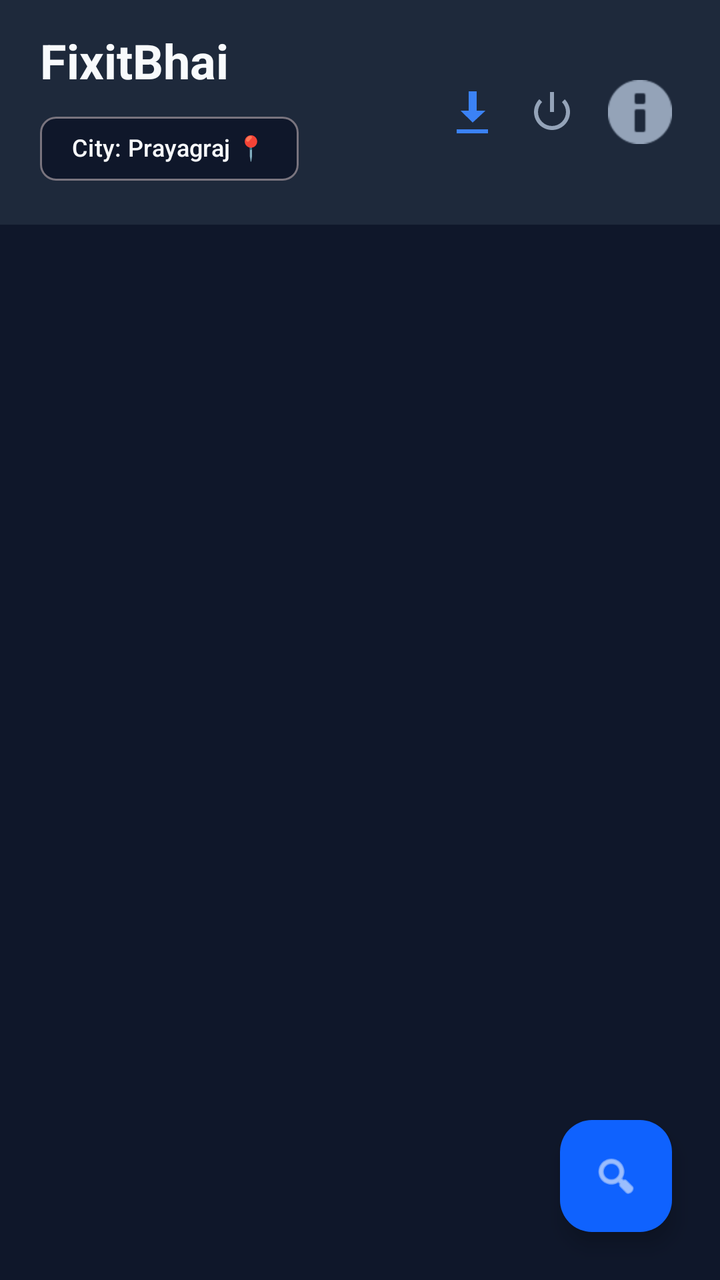
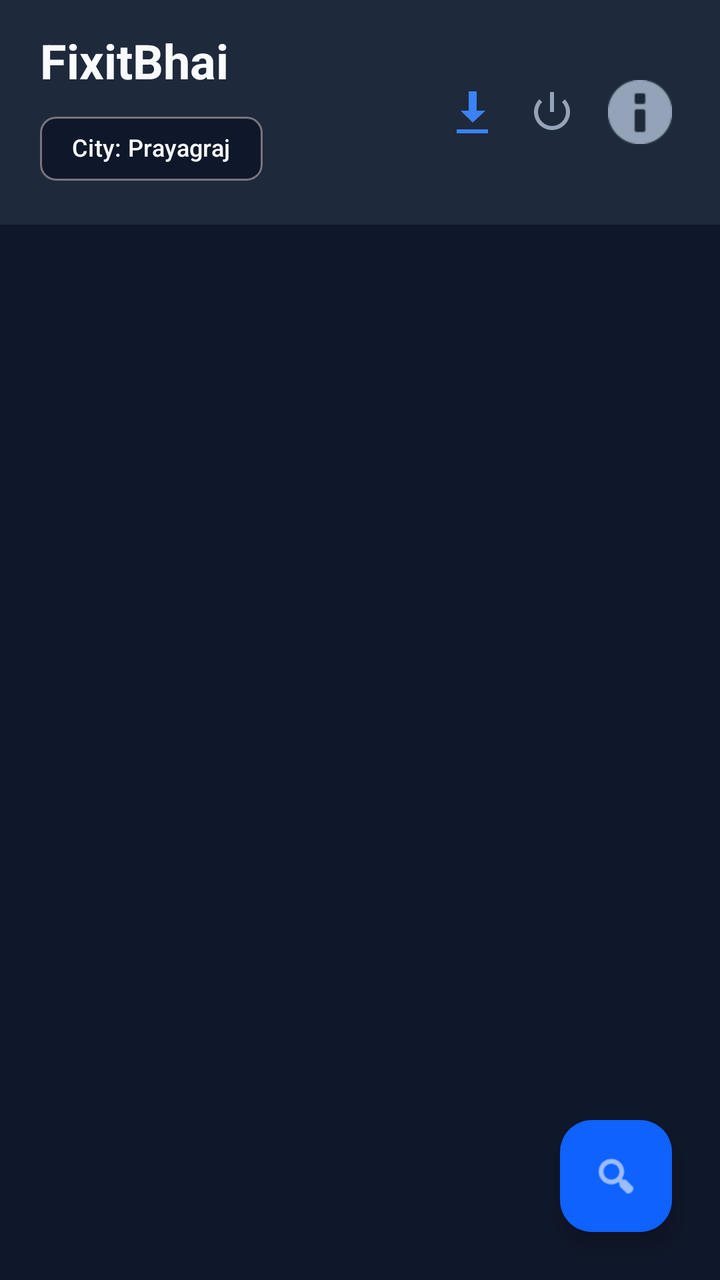

Two renders of the same Android screen: before a commit and after it. Below are the layout's source before the change and the commit's diff.
<!-- AndroidManifest.xml: application theme Theme.FixitBhai -->
<!-- res/layout/activity_main.xml -->
<?xml version="1.0" encoding="utf-8"?>
<androidx.coordinatorlayout.widget.CoordinatorLayout xmlns:android="http://schemas.android.com/apk/res/android"
    xmlns:app="http://schemas.android.com/apk/res-auto"
    xmlns:tools="http://schemas.android.com/tools"
    android:layout_width="match_parent"
    android:layout_height="match_parent"
    android:background="@color/bg_dark"
    tools:context=".MainActivity">

    
    <com.google.android.material.appbar.AppBarLayout
        android:layout_width="match_parent"
        android:layout_height="wrap_content"
        android:background="@color/surface_dark"
        app:elevation="0dp">

        <RelativeLayout
            android:layout_width="match_parent"
            android:layout_height="wrap_content"
            android:paddingHorizontal="20dp"
            android:paddingVertical="14dp">

            <LinearLayout
                android:layout_width="wrap_content"
                android:layout_height="wrap_content"
                android:layout_alignParentStart="true"
                android:layout_centerVertical="true"
                android:orientation="vertical">

                <TextView
                    android:id="@+id/tvAppTitle"
                    android:layout_width="wrap_content"
                    android:layout_height="wrap_content"
                    android:text="FixitBhai"
                    android:textColor="@color/text_primary"
                    android:textSize="24sp"
                    android:textStyle="bold" />

                
                <com.google.android.material.chip.Chip
                    android:id="@+id/chipCitySelect"
                    android:layout_width="wrap_content"
                    android:layout_height="wrap_content"
                    android:layout_marginTop="4dp"
                    android:text="City: Prayagraj 📍"
                    android:textColor="@color/text_primary"
                    android:textSize="12sp"
                    app:chipBackgroundColor="@color/bg_dark"
                    app:chipIconTint="@color/accent_blue"
                    app:chipMinHeight="32dp"
                    app:strokeColor="@color/accent_blue"
                    app:strokeWidth="1dp" />

            </LinearLayout>

            
            <LinearLayout
                android:layout_width="wrap_content"
                android:layout_height="wrap_content"
                android:layout_alignParentEnd="true"
                android:layout_centerVertical="true"
                android:gravity="center_vertical"
                android:orientation="horizontal">

                
                <ImageButton
                    android:id="@+id/btnCloudSync"
                    android:layout_width="40dp"
                    android:layout_height="40dp"
                    android:background="?attr/selectableItemBackgroundBorderless"
                    android:contentDescription="Cloud Import"
                    android:padding="8dp"
                    android:src="@android:drawable/stat_sys_download_done"
                    app:tint="@color/accent_blue" />

                
                <ImageButton
                    android:id="@+id/btnLogout"
                    android:layout_width="40dp"
                    android:layout_height="40dp"
                    android:layout_marginEnd="4dp"
                    android:background="?attr/selectableItemBackgroundBorderless"
                    android:contentDescription="Logout"
                    android:padding="8dp"
                    android:src="@android:drawable/ic_lock_power_off"
                    app:tint="@color/text_secondary" />

                
                <ImageButton
                    android:id="@+id/btnAbout"
                    android:layout_width="40dp"
                    android:layout_height="40dp"
                    android:background="?attr/selectableItemBackgroundBorderless"
                    android:contentDescription="About Info"
                    android:padding="8dp"
                    android:src="@android:drawable/ic_dialog_info"
                    app:tint="@color/text_secondary" />

            </LinearLayout>

        </RelativeLayout>
    </com.google.android.material.appbar.AppBarLayout>

    <androidx.core.widget.NestedScrollView
        android:layout_width="match_parent"
        android:layout_height="match_parent"
        app:layout_behavior="@string/appbar_scrolling_view_behavior">

        <LinearLayout
            android:layout_width="match_parent"
            android:layout_height="wrap_content"
            android:orientation="vertical"
            android:paddingVertical="12dp">

            
            <HorizontalScrollView
                android:layout_width="match_parent"
                android:layout_height="wrap_content"
                android:paddingHorizontal="12dp"
                android:scrollbars="none">

                <com.google.android.material.chip.ChipGroup
                    android:id="@+id/chipGroupCategories"
                    android:layout_width="wrap_content"
                    android:layout_height="wrap_content"
                    app:singleLine="true"
                    app:singleSelection="true" />
            </HorizontalScrollView>

            <FrameLayout
                android:layout_width="match_parent"
                android:layout_height="wrap_content"
                android:layout_marginTop="8dp">

                <androidx.recyclerview.widget.RecyclerView
                    android:id="@+id/recyclerViewContacts"
                    android:layout_width="match_parent"
                    android:layout_height="wrap_content"
                    android:nestedScrollingEnabled="false" />

                <ProgressBar
                    android:id="@+id/progressBar"
                    android:layout_width="wrap_content"
                    android:layout_height="wrap_content"
                    android:layout_gravity="center"
                    android:layout_marginTop="32dp"
                    android:visibility="gone" />

                <LinearLayout
                    android:id="@+id/emptyStateLayout"
                    android:layout_width="match_parent"
                    android:layout_height="wrap_content"
                    android:gravity="center"
                    android:orientation="vertical"
                    android:paddingVertical="64dp"
                    android:visibility="gone">

                    <TextView
                        android:layout_width="wrap_content"
                        android:layout_height="wrap_content"
                        android:text="No Contacts Found 🔍"
                        android:textColor="@color/text_primary"
                        android:textSize="18sp"
                        android:textStyle="bold" />

                    <TextView
                        android:layout_width="wrap_content"
                        android:layout_height="wrap_content"
                        android:layout_marginTop="6dp"
                        android:text="Tap the cloud icon above or search to scan contacts."
                        android:textColor="@color/text_secondary"
                        android:textSize="14sp" />
                </LinearLayout>
            </FrameLayout>

        </LinearLayout>
    </androidx.core.widget.NestedScrollView>

    <com.google.android.material.floatingactionbutton.FloatingActionButton
        android:id="@+id/btnSearch"
        android:layout_width="wrap_content"
        android:layout_height="wrap_content"
        android:layout_gravity="bottom|end"
        android:layout_margin="24dp"
        android:contentDescription="Search &amp; Sync"
        android:src="@android:drawable/ic_menu_search"
        app:backgroundTint="@color/primary_blue"
        app:tint="@color/text_primary" />

</androidx.coordinatorlayout.widget.CoordinatorLayout>
<!-- resources referenced by this layout -->
<resources>
  <color name="accent_blue">#3B82F6</color>
  <color name="bg_dark">#0F172A</color>
  <color name="primary_blue">#0F62FE</color>
  <color name="surface_dark">#1E293B</color>
  <color name="text_primary">#F8FAFC</color>
  <color name="text_secondary">#94A3B8</color>
  <style name="Theme.FixitBhai" parent="Theme.Material3.DayNight.NoActionBar">
          
          <item name="colorPrimary">@color/primary_blue</item>
          <item name="colorOnPrimary">@color/text_primary</item>
          <item name="colorPrimaryContainer">@color/surface_variant</item>
          <item name="colorOnPrimaryContainer">@color/text_primary</item>
  
          
          <item name="colorSecondary">@color/accent_blue</item>
          <item name="colorOnSecondary">@color/text_primary</item>
  
          
          <item name="android:windowBackground">@color/bg_dark</item>
          <item name="colorSurface">@color/surface_dark</item>
          <item name="colorOnSurface">@color/text_primary</item>
          <item name="colorSurfaceVariant">@color/surface_variant</item>
          <item name="colorOnSurfaceVariant">@color/text_secondary</item>
  
          
          <item name="android:statusBarColor">@color/bg_dark</item>
          <item name="android:navigationBarColor">@color/bg_dark</item>
  
          
          <item name="materialCardViewStyle">@style/SleekCardStyle</item>
      </style>
  <color name="surface_variant">#334155</color>
  <style name="SleekCardStyle" parent="Widget.Material3.CardView.Filled">
          <item name="cardBackgroundColor">@color/surface_dark</item>
          <item name="cardCornerRadius">16dp</item>
  
          <item name="strokeColor">#1E293B</item>
          <item name="strokeWidth">1dp</item>
      </style>
</resources>

<!-- the commit's change to res/layout/activity_main.xml (unified diff, before → after) -->
@@ -42,7 +42,7 @@
                     android:layout_width="wrap_content"
                     android:layout_height="wrap_content"
                     android:layout_marginTop="4dp"
-                    android:text="City: Prayagraj 📍"
+                    android:text="City: Prayagraj"
                     android:textColor="@color/text_primary"
                     android:textSize="12sp"
                     app:chipBackgroundColor="@color/bg_dark"
@@ -158,7 +158,7 @@
                     <TextView
                         android:layout_width="wrap_content"
                         android:layout_height="wrap_content"
-                        android:text="No Contacts Found 🔍"
+                        android:text="No Contacts Found"
                         android:textColor="@color/text_primary"
                         android:textSize="18sp"
                         android:textStyle="bold" />
